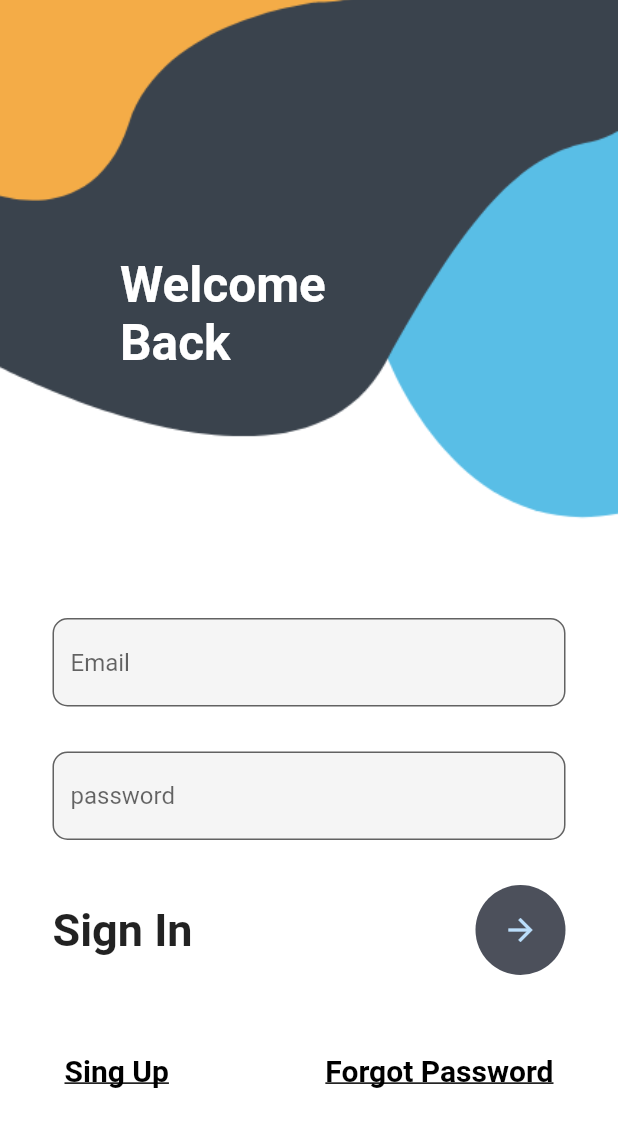
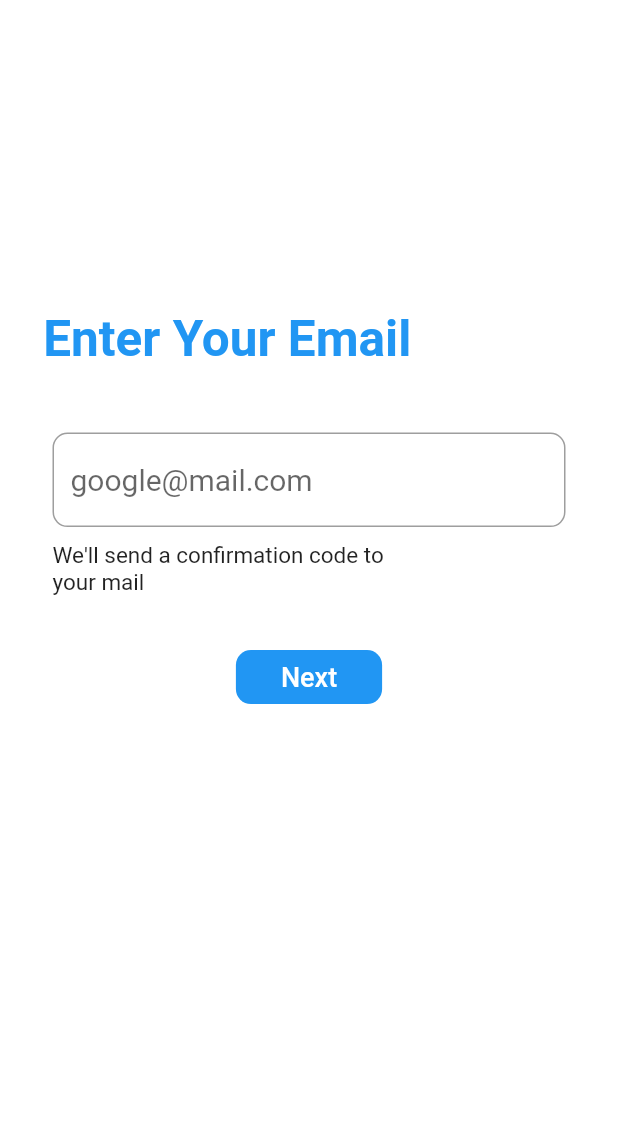
Before and after one commit to murtazakhalid77/LeadGen, a Flutter app: the screen it shows after launch, on a phone screen of 412 x 824 dp. Shown: the top 1127 px of the screen. Run offline on Flutter 3.47's test engine with Material 2 defaults, Android fonts, the light colour scheme and no system bars; our stand-ins replace pinput; Roboto replaces fonts that are missing (UBUNTU); project files that could hold a hidden picture were left out.

Commit message:
some chnaged

```diff
--- a/lib/constants/routes.dart
+++ b/lib/constants/routes.dart
@@ -10,6 +10,7 @@
 const String registerRoute = '/register';
 const String otpRegister  = '/otp';
 const String otpPinEnter  = '/otpEnter';
+const String signnupPage  = '/signup';
 
 
 final Map<String, WidgetBuilder> routes = {
@@ -17,6 +18,7 @@
   registerRoute: (context) => const Signup(),
   otpRegister: (context) => const MyPhone(),
   otpPinEnter: (context) => const Verify()
+
 };
 
 class UrlConfig {
--- a/lib/view/login.dart
+++ b/lib/view/login.dart
@@ -10,7 +10,6 @@
 class LoginPage extends StatefulWidget {
   LoginPage({super.key});
 
-
   @override
   State<LoginPage> createState() => LoginState();
 }
@@ -21,65 +20,67 @@
 
   @override
   Widget build(BuildContext context) {
-    final loginService = Provider.of<LoginService>(context);
+    // final loginService = Provider.of<LoginService>(context);
 
-  final login = Login(_usernameController.text,_passwordController.text);
+    final login = Login(_usernameController.text, _passwordController.text);
 
     Future<void> handleLogin() async {
-      showDialog(
-    context: context,
-    builder: (context) {
-      return Center(
-        child: CircularProgressIndicator(
-          valueColor: AlwaysStoppedAnimation<Color>(Colors.blue), // Change the color here
-        ),
-      );
-    },
-  );
-      final response = await loginService.login(login);
+      //     showDialog(
+      //   context: context,
+      //   builder: (context) {
+      //     return Center(
+      //       child: CircularProgressIndicator(
+      //         valueColor: AlwaysStoppedAnimation<Color>(Colors.blue), // Change the color here
+      //       ),
+      //     );
+      //   },
+      // );
+      //     final response = await loginService.login(login);
 
-      if (response.statusCode == 200) {
-        Navigator.pushNamed(context, '/otp');
-        print('Login successful: ${response.body}');
-      } else {
-        // Failed login
-        // Handle the login failure
-        print('Login failed with status: ${response.statusCode}');
+      //     if (response.statusCode == 200) {
+      //       Navigator.pushNamed(context, '/otp');
+      //       print('Login successful: ${response.body}');
+      //     } else {
+      //       // Failed login
+      //       // Handle the login failure
+      //       print('Login failed with status: ${response.statusCode}');
+      //     }
     }
-    }
-
 
     return Form(
       child: Container(
-        width: double.infinity, // Set the width to occupy the entire screen
-        height: double.infinity, // Set the height to occupy the entire screen
-        decoration: const BoxDecoration(
-          image: DecorationImage(
-            image: AssetImage('assets/login.png'),
-            fit: BoxFit.cover,
-          ),
-        ),
+        width: double.infinity,
+        height: double.infinity,
         child: Scaffold(
-          backgroundColor: Colors.transparent,
+          backgroundColor: Colors.white,
           body: Stack(
             children: [
               Container(
-                padding: EdgeInsets.only(left: 80, top: 170),
+                padding: EdgeInsets.only(
+                  left: MediaQuery.of(context).size.width * 0.07,
+                  top: MediaQuery.of(context).size.height *
+                      0.25, // Adjusted top padding
+                ),
                 child: const Text(
-                  'Welcome\nBack',
+                  'Enter Your Email',
                   style: TextStyle(
-                      color: Colors.white,
+                    fontFamily: 'UBUNTU',
+                    color: Colors.blue,
                     fontWeight: FontWeight.bold,
-                      fontSize: 33),
+                    fontSize: 33,
+                  ),
                 ),
               ),
               SingleChildScrollView(
                 child: Container(
                   padding: EdgeInsets.only(
-                      top: MediaQuery.of(context).size.height * 0.5,
+                    top: MediaQuery.of(context).size.height *
+                        0.35, // Adjusted top padding
                     left: 35,
-                      right: 35),
-                  child: Column(children: [
+                    right: 35,
+                  ),
+                  child: Column(
+                    children: [
                       TextFormField(
                         validator: (value) {
                           if (value!.isEmpty) {
@@ -92,86 +93,53 @@
                         },
                         controller: _usernameController,
                         decoration: InputDecoration(
-                          fillColor: Colors.grey.shade100,
-                          filled: true,
-                          hintText: 'Email',
+                          focusColor: Colors.blue.shade100,
+                          hintText: 'google@mail.com',
+                          hintStyle: const TextStyle(
+                            fontSize: 20,
+                            fontFamily: 'UBUNTU',
+                          ),
                           border: OutlineInputBorder(
-                              borderRadius: BorderRadius.circular(10))),
+                            borderRadius: BorderRadius.circular(10),
                           ),
-                    const SizedBox(height: 30),
-                    TextFormField(
-                      onChanged: (val) {
-                        login.password = val;
+                        ),
+                      ),
+                      SizedBox(height: 10),
+                      Container(
+                        padding: EdgeInsets.only(left: 0, right: 100),
+                        child: const Text(
+                          "We'll send a confirmation code to your mail",
+                          style: TextStyle(
+                              fontSize: 15, fontWeight: FontWeight.normal),
+                        ),
+                      ),
+                        SizedBox(height: 30),
+                      TextButton(
+                        onPressed: () {
+                          // Your button press logic
                         },
-                      controller: _passwordController,
-                      validator: (value) {
-                        if (value!.isEmpty) {
-                          return 'password is Empty';
-                        }
-                        return null;
-                      },
+                        style: TextButton.styleFrom(
 
-                      obscureText: true,
-                      decoration: InputDecoration(
-                          fillColor: Colors.grey.shade100,
-                          filled: true,
-                          hintText: 'password',
-                          border: OutlineInputBorder(
-                              borderRadius: BorderRadius.circular(10))),
+                          backgroundColor: Colors.blue, // Background color
+                          shape: RoundedRectangleBorder(
+                            borderRadius: BorderRadius.circular(
+                                10), // Adjust the radius as needed
                           ),
-                    const SizedBox(height: 30),
-                    Row(
-                      mainAxisAlignment: MainAxisAlignment.spaceBetween,
-                      children: [
-                        const Text(
-                          "Sign In",
+                           padding: EdgeInsets.symmetric(horizontal: 30), // Adjust the horizontal padding to make it wider
+                        ),
+
+                        child:const Text(
+                          'Next',
                           style: TextStyle(
-                              fontSize: 30, fontWeight: FontWeight.w700),
+                            fontSize: 18,
+                            color: Colors.white,
                           ),
-                        CircleAvatar(
-                          radius: 30,
-                          backgroundColor: Color(0xff4c505b),
-                          child: IconButton(
-                               onPressed: () {
-
-                          handleLogin();
-
-                      },
-                              icon: const Icon(Icons.arrow_forward)),
                         ),
+                      )
                     ],
                   ),
-                    const SizedBox(height: 40),
-                    Row(
-                      mainAxisAlignment: MainAxisAlignment.spaceBetween,
-                      children: [
-                        TextButton(
-                            onPressed: () {
-                              Navigator.pushNamed(context, 'signup');
-                            },
-                            child: const Text(
-                              "Sing Up",
-                              style: TextStyle(
-                                  decoration: TextDecoration.underline,
-                                  fontSize: 20,
-                                  color: Colors.black,
-                                  fontWeight: FontWeight.bold),
-                            )),
-                        TextButton(
-                            onPressed: () {},
-                            child: const Text(
-                              "Forgot Password",
-                              style: TextStyle(
-                                  decoration: TextDecoration.underline,
-                                  fontSize: 20,
-                                  color: Colors.black,
-                                  fontWeight: FontWeight.bold),
-                            ))
-                      ],
-                    )
-                  ]),
                 ),
-              )
+              ),
             ],
           ),
         ),
```
Also changed, not shown: assets/fonts/UFL.txt (added, +96 -0 lines), lib/view/signup.dart (+5 -2 lines), pubspec.yaml (+10 -0 lines), assets/fonts/Ubuntu-Bold.ttf (added), assets/fonts/Ubuntu-BoldItalic.ttf (added), assets/fonts/Ubuntu-Italic.ttf (added), assets/fonts/Ubuntu-Light.ttf (added), assets/fonts/Ubuntu-LightItalic.ttf (added), assets/fonts/Ubuntu-Medium.ttf (added), assets/fonts/Ubuntu-MediumItalic.ttf (added), assets/fonts/Ubuntu-Regular.ttf (added), assets/splashscreen.png (added), lib/main.dart (line endings or trailing spaces), pubspec.lock, 9 other files. Lines whose indentation alone changed are shown as unchanged.
